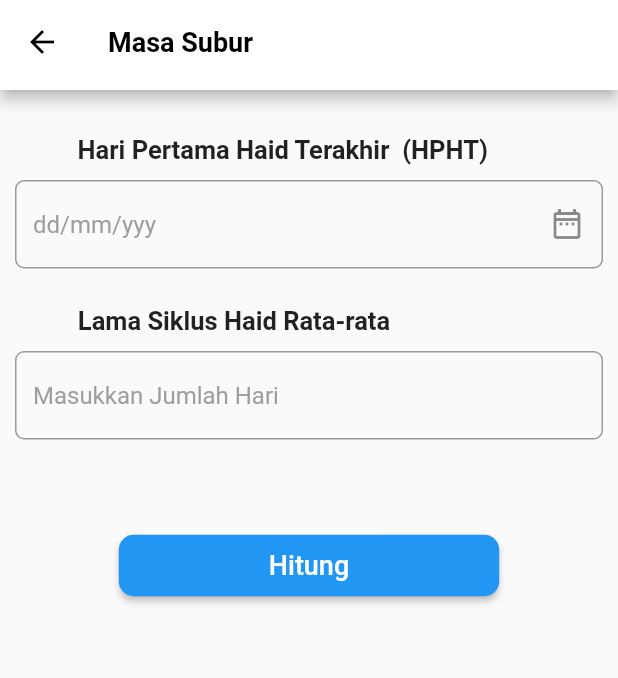
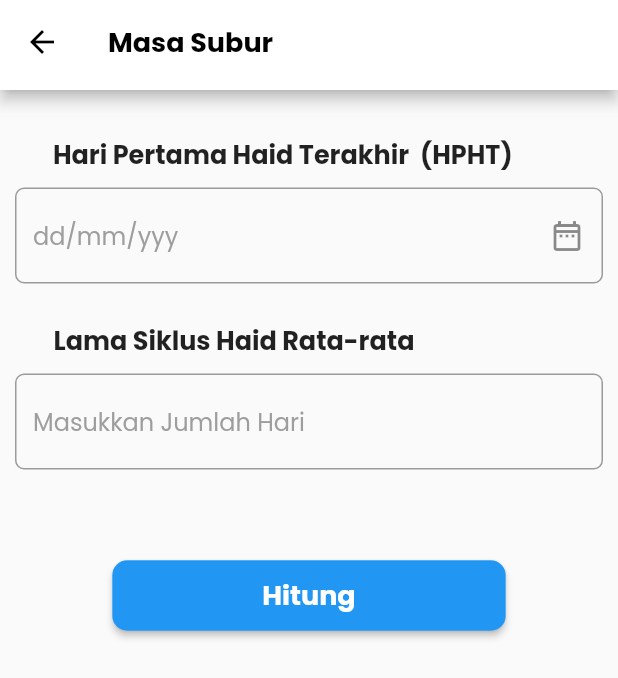
Before and after one commit to abelananta8602/project_masasubur, a Flutter app: the screen it shows after launch, on a phone screen of 412 x 824 dp. Shown: the top 678 px of the screen. Run offline on Flutter 3.47's test engine with Material 2 defaults, Android fonts, the phone set to English and light mode, and no system bars; our stand-ins replace google_fonts.

Commit message:
menambahkan font

```diff
--- a/lib/main.dart
+++ b/lib/main.dart
@@ -1,4 +1,5 @@
 import 'package:flutter/material.dart';
+import 'package:google_fonts/google_fonts.dart';
 
 void main() => runApp(MyApp());
 
@@ -25,7 +26,7 @@ class _MyAppState extends State<MyApp> {
             ),
             title: Text(
               "Masa Subur",
-              style: TextStyle(
+              style: GoogleFonts.poppins(
                 color: Colors.black,
                 fontSize: 18,
                 fontWeight: FontWeight.bold,
@@ -40,7 +41,8 @@ class _MyAppState extends State<MyApp> {
                 margin: EdgeInsets.fromLTRB(5, 30, 40, 0),
                 child: Text(
                   "Hari Pertama Haid Terakhir  (HPHT)",
-                  style: TextStyle(fontSize: 17, fontWeight: FontWeight.bold),
+                  style: GoogleFonts.poppins(
+                      fontSize: 17, fontWeight: FontWeight.bold),
                 ),
               ),
               Container(
@@ -51,7 +53,7 @@ class _MyAppState extends State<MyApp> {
                       borderRadius: BorderRadius.circular(6),
                     ),
                     hintText: 'dd/mm/yyy',
-                    hintStyle: TextStyle(color: Colors.grey),
+                    hintStyle: GoogleFonts.poppins(color: Colors.grey),
                     suffixIcon: Icon(Icons.date_range_outlined),
                   ),
                 ),
@@ -60,7 +62,8 @@ class _MyAppState extends State<MyApp> {
                 margin: EdgeInsets.fromLTRB(0, 15, 100, 0),
                 child: Text(
                   "Lama Siklus Haid Rata-rata",
-                  style: TextStyle(fontSize: 17, fontWeight: FontWeight.bold),
+                  style: GoogleFonts.poppins(
+                      fontSize: 17, fontWeight: FontWeight.bold),
                 ),
               ),
               Container(
@@ -71,7 +74,7 @@ class _MyAppState extends State<MyApp> {
                         borderRadius: BorderRadius.circular(6),
                       ),
                       hintText: 'Masukkan Jumlah Hari',
-                      hintStyle: TextStyle(color: Colors.grey)),
+                      hintStyle: GoogleFonts.poppins(color: Colors.grey)),
                 ),
               ),
               Container(
@@ -82,12 +85,13 @@ class _MyAppState extends State<MyApp> {
                       shape: new RoundedRectangleBorder(
                           borderRadius: BorderRadius.circular(10))),
                   onPressed: () {},
-                  child: const Text(
+                  child: Text(
                     "Hitung",
-                    style: TextStyle(fontSize: 18),
+                    style: GoogleFonts.poppins(
+                        fontSize: 18, fontWeight: FontWeight.bold),
                   ),
                 ),
-              )
+              ),
             ],
           ),
         ),
--- a/pubspec.yaml
+++ b/pubspec.yaml
@@ -34,6 +34,7 @@ dependencies:
   # The following adds the Cupertino Icons font to your application.
   # Use with the CupertinoIcons class for iOS style icons.
   cupertino_icons: ^1.0.2
+  google_fonts: ^2.2.0
 
 dev_dependencies:
   flutter_test:
```
Also changed, not shown: pubspec.lock.
